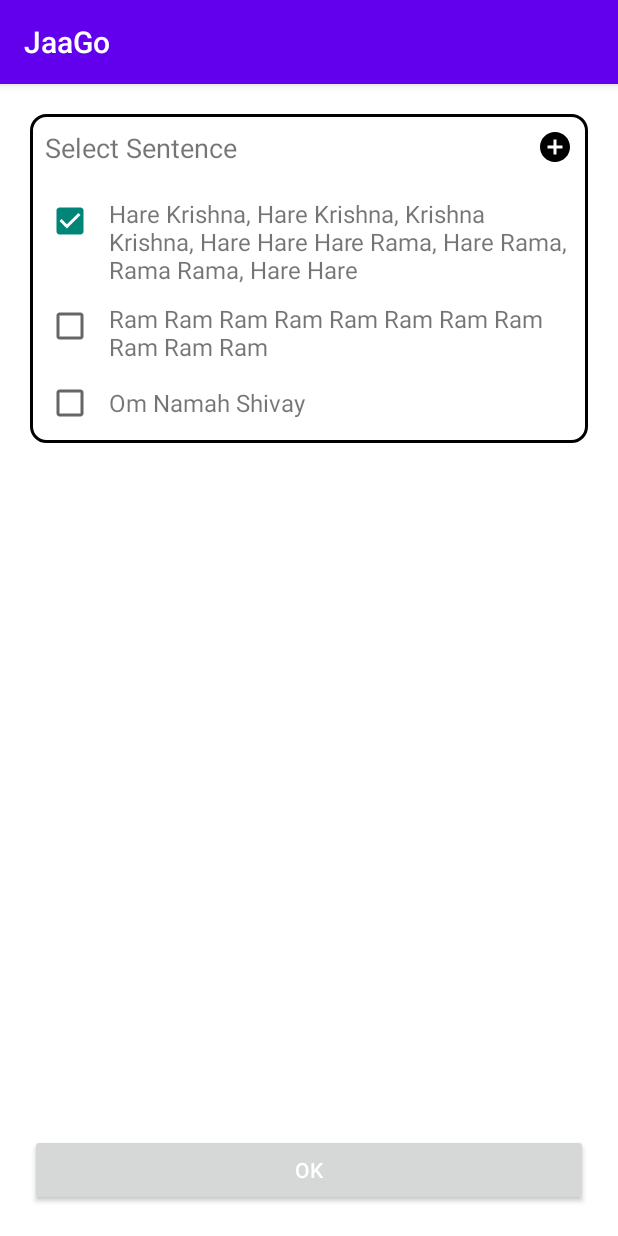
After one commit to ElevativeApps/Jaago, an Android app: the TypingPuzzle screen opened directly, with no data from a screen before it, on a phone screen of 412 x 824 dp. The commit adds this screen. Run offline under Robolectric (Android 15) with nearby library versions, the phone set to English and light mode, and no system bars.

Commit message:
TYping activity

```diff
--- a/app/src/main/AndroidManifest.xml
+++ b/app/src/main/AndroidManifest.xml
@@ -24,6 +24,12 @@
         android:supportsRtl="true"
         android:theme="@style/AppTheme"
         tools:targetApi="31">
+        <activity
+            android:name=".screens.typing.TypingActivity"
+            android:exported="false" />
+        <activity
+            android:name=".screens.typing.TypingPuzzle"
+            android:exported="false" />
         <activity
             android:name=".screens.shake.ShakeActivity"
             android:exported="false" />
--- a/app/src/main/java/com/example/jaago/model/AlarmItem.kt
+++ b/app/src/main/java/com/example/jaago/model/AlarmItem.kt
@@ -4,7 +4,7 @@ import java.text.SimpleDateFormat
 import java.util.*
 
 data class AlarmItem(val id: Long, var time: String, var selectedDays: List<String>, var isChecked: Boolean ,
-                     var puzzleType: String? , var seekBarDifficulty: String?, var repetitions: Int? , var shakeRepetitions: Int? ){
+                     var puzzleType: String? , var seekBarDifficulty: String?, var repetitions: Int? , var shakeRepetitions: Int? , var selectedSentence: String? ){
     val formattedTime: String
         get() {
             val parsedTime = SimpleDateFormat("HH:mm", Locale.getDefault()).parse(time)
--- /dev/null
+++ b/app/src/main/java/com/example/jaago/model/SentenceItem.kt
@@ -0,0 +1,3 @@
+package com.example.jaago.model
+
+data class SentenceItem (val text: String , var isSelected: Boolean = false )
--- a/app/src/main/java/com/example/jaago/screens/alarm/AlarmDbHelper.kt
+++ b/app/src/main/java/com/example/jaago/screens/alarm/AlarmDbHelper.kt
@@ -9,7 +9,7 @@ class AlarmDbHelper(context: Context) : SQLiteOpenHelper(context, DATABASE_NAME,
 
     companion object {
         const val DATABASE_NAME = "alarm_database"
-        const val DATABASE_VERSION = 10
+        const val DATABASE_VERSION = 11
 
         const val TABLE_NAME = "alarms"
         const val COLUMN_ID = "_id"
@@ -20,6 +20,7 @@ class AlarmDbHelper(context: Context) : SQLiteOpenHelper(context, DATABASE_NAME,
         const val COLUMN_REPETITIONS = "repetitions"
         const val COLUMN_SEEK_BAR_VALUE = "seek_bar_value"
         const val COLUMN_SHAKE_REPETITIONS = "shake_repetitions"
+        const val COLUMN_SELECTED_SENTENCE = "selected_sentence"
     }
 
     // Create the alarms table
@@ -33,6 +34,7 @@ class AlarmDbHelper(context: Context) : SQLiteOpenHelper(context, DATABASE_NAME,
             $COLUMN_REPETITIONS INTEGER,
             $COLUMN_SEEK_BAR_VALUE TEXT,
             $COLUMN_SHAKE_REPETITIONS INTEGER,
+            $COLUMN_SELECTED_SENTENCE TEXT,
             UNIQUE ($COLUMN_TIME, $COLUMN_SELECTED_DAYS)
         )
     """.trimIndent()
--- /dev/null
+++ b/app/src/main/java/com/example/jaago/screens/typing/SentenceAdapter.kt
@@ -0,0 +1,51 @@
+package com.example.jaago.screens.typing
+
+import android.view.LayoutInflater
+import android.view.View
+import android.view.ViewGroup
+import android.widget.CheckBox
+import android.widget.TextView
+import androidx.recyclerview.widget.RecyclerView
+import com.example.jaago.R
+import com.example.jaago.model.SentenceItem
+
+class SentenceAdapter(private val sentences: List<SentenceItem>) :
+    RecyclerView.Adapter<SentenceAdapter.ViewHolder>() {
+
+    inner class ViewHolder(itemView: View) : RecyclerView.ViewHolder(itemView)
+
+    override fun onCreateViewHolder(parent: ViewGroup, viewType: Int): ViewHolder {
+        val view = LayoutInflater.from(parent.context)
+            .inflate(R.layout.item_sentence, parent, false)
+        return ViewHolder(view)
+    }
+
+    override fun onBindViewHolder(holder: ViewHolder, position: Int) {
+        val sentence = sentences[position]
+        val checkbox: CheckBox = holder.itemView.findViewById(R.id.checkbox)
+        val textView: TextView = holder.itemView.findViewById(R.id.textview)
+
+        // Set the text for the sentence
+        textView.text = sentence.text
+        checkbox.isChecked = sentence.isSelected
+
+        checkbox.setOnClickListener {
+            // Update the isSelected property
+            sentence.isSelected = checkbox.isChecked
+
+            // If the checkbox is checked, uncheck other checkboxes
+            if (checkbox.isChecked) {
+                for (i in sentences.indices) {
+                    if (i != position) {
+                        sentences[i].isSelected = false
+                    }
+                }
+                notifyDataSetChanged() // Notify the adapter to update the UI
+            }
+        }
+    }
+
+    override fun getItemCount(): Int {
+        return sentences.size
+    }
+}
--- /dev/null
+++ b/app/src/main/java/com/example/jaago/screens/typing/TypingPuzzle.kt
@@ -0,0 +1,97 @@
+package com.example.jaago.screens.typing
+
+import android.app.Activity
+import android.app.Dialog
+import android.content.Intent
+import androidx.appcompat.app.AppCompatActivity
+import android.os.Bundle
+import android.widget.Button
+import android.widget.EditText
+import android.widget.ImageView
+import androidx.recyclerview.widget.LinearLayoutManager
+import androidx.recyclerview.widget.RecyclerView
+import com.example.jaago.R
+import com.example.jaago.model.SentenceItem
+import com.example.jaago.screens.shake.ShakePuzzle
+
+class TypingPuzzle : AppCompatActivity() {
+    private val sentencesList = mutableListOf<SentenceItem>()
+    private var defaultSentencesList = mutableListOf<SentenceItem>()
+    private lateinit var recyclerView: RecyclerView
+    private lateinit var adapter: SentenceAdapter
+    private lateinit var btnOk : Button
+    override fun onCreate(savedInstanceState: Bundle?) {
+        super.onCreate(savedInstanceState)
+        setContentView(R.layout.activity_typing_puzzle)
+        val addButton: ImageView = findViewById(R.id.iv_add)
+        recyclerView = findViewById(R.id.rv_sentences)
+        btnOk = findViewById(R.id.btn_ok)
+        adapter = SentenceAdapter(sentencesList)
+        recyclerView.adapter = adapter
+        recyclerView.layoutManager = LinearLayoutManager(this)
+        defaultSentencesList = mutableListOf(
+            SentenceItem("Hare Krishna, Hare Krishna, Krishna Krishna, Hare Hare Hare Rama, Hare Rama, Rama Rama, Hare Hare") ,
+            SentenceItem("Ram Ram Ram Ram Ram Ram Ram Ram Ram Ram Ram") ,
+            SentenceItem("Om Namah Shivay")
+        )
+
+        addButton.setOnClickListener {
+            showAddSentenceDialog()
+        }
+
+        btnOk.setOnClickListener {
+            val selectedText = getSelectedSentence()
+            val resultIntent = Intent()
+            resultIntent.putExtra(EXTRA_SENTENCE, selectedText)
+            resultIntent.putExtra(EXTRA_PUZZLE, "TYPING_PUZZLE")
+            setResult(Activity.RESULT_OK, resultIntent)
+            finish()
+        }
+    }
+    private fun showAddSentenceDialog() {
+        val dialog = Dialog(this)
+        dialog.setContentView(R.layout.dialog_add_sentence)
+
+        val etSentence: EditText = dialog.findViewById(R.id.etSentence)
+        val btnAdd: Button = dialog.findViewById(R.id.btnAdd)
+
+        btnAdd.setOnClickListener {
+            val sentenceText = etSentence.text.toString().trim()
+
+            if (sentenceText.isNotEmpty()) {
+                val sentence = SentenceItem(sentenceText)
+                sentencesList.add(sentence)
+                // Dismiss the dialog
+                adapter.notifyDataSetChanged()
+                dialog.dismiss()
+            } else {
+                // Show an error message if the input is empty
+                etSentence.error = "Enter a sentence"
+            }
+        }
+
+        // Show the dialog
+        dialog.show()
+    }
+    private fun getSelectedSentence(): String? {
+        for (sentence in sentencesList) {
+            if (sentence.isSelected) {
+                return sentence.text
+            }
+        }
+        return null
+    }
+    override fun onResume() {
+        super.onResume()
+        sentencesList.clear()
+        sentencesList.addAll(defaultSentencesList)
+        if (sentencesList.isNotEmpty()) {
+            sentencesList[0].isSelected = true
+        }
+        adapter.notifyDataSetChanged()
+    }
+    companion object {
+        const val EXTRA_SENTENCE = "extra_sentence"
+        const val EXTRA_PUZZLE = "extra_typing_puzzle"
+    }
+}
--- /dev/null
+++ b/app/src/main/res/drawable/ic_add_circle.xml
@@ -0,0 +1,5 @@
+<vector android:height="24dp" android:tint="#000000"
+    android:viewportHeight="24" android:viewportWidth="24"
+    android:width="24dp" xmlns:android="http://schemas.android.com/apk/res/android">
+    <path android:fillColor="@android:color/white" android:pathData="M12,2C6.48,2 2,6.48 2,12s4.48,10 10,10 10,-4.48 10,-10S17.52,2 12,2zM17,13h-4v4h-2v-4L7,13v-2h4L11,7h2v4h4v2z"/>
+</vector>
--- /dev/null
+++ b/app/src/main/res/layout/activity_typing_puzzle.xml
@@ -0,0 +1,49 @@
+<?xml version="1.0" encoding="utf-8"?>
+<RelativeLayout xmlns:android="http://schemas.android.com/apk/res/android"
+    xmlns:app="http://schemas.android.com/apk/res-auto"
+    xmlns:tools="http://schemas.android.com/tools"
+    android:layout_width="match_parent"
+    android:layout_height="match_parent"
+    tools:context=".screens.typing.TypingPuzzle">
+
+    <LinearLayout
+        android:layout_width="match_parent"
+        android:layout_height="wrap_content"
+        android:orientation="vertical"
+        android:background="@drawable/bg_item_alarm"
+        android:layout_margin="20dp">
+        <LinearLayout
+            android:layout_width="match_parent"
+            android:layout_height="wrap_content"
+            android:orientation="horizontal"
+            android:padding="10dp">
+            <TextView
+                android:layout_width="0dp"
+                android:layout_height="wrap_content"
+                android:layout_weight="1"
+                android:text="Select Sentence"
+                android:textSize="18sp"/>
+            <ImageView
+                android:id="@+id/iv_add"
+                android:layout_width="wrap_content"
+                android:layout_height="wrap_content"
+                android:src="@drawable/ic_add_circle"/>
+        </LinearLayout>
+
+        <androidx.recyclerview.widget.RecyclerView
+            android:id="@+id/rv_sentences"
+            android:layout_width="match_parent"
+            android:layout_height="match_parent"
+            android:layout_margin="5dp"/>
+
+    </LinearLayout>
+    <Button
+        android:id="@+id/btn_ok"
+        android:layout_width="match_parent"
+        android:layout_height="wrap_content"
+        android:layout_alignParentBottom="true"
+        android:layout_centerHorizontal="true"
+        android:layout_margin="20dp"
+        android:text="OK"
+        android:visibility="visible"/>
+</RelativeLayout>
--- /dev/null
+++ b/app/src/main/res/layout/item_sentence.xml
@@ -0,0 +1,23 @@
+<?xml version="1.0" encoding="utf-8"?>
+<RelativeLayout xmlns:android="http://schemas.android.com/apk/res/android"
+    android:layout_width="match_parent"
+    android:layout_height="wrap_content">
+    <LinearLayout
+        android:layout_width="match_parent"
+        android:layout_height="wrap_content"
+        android:orientation="horizontal"
+        android:layout_margin="5dp">
+        <CheckBox
+            android:id="@+id/checkbox"
+            android:layout_width="wrap_content"
+            android:layout_height="wrap_content"
+            android:layout_marginEnd="10dp"/>
+        <TextView
+            android:id="@+id/textview"
+            android:layout_width="wrap_content"
+            android:layout_height="wrap_content"
+            android:text="Test sentence"
+            android:textSize="16sp"
+            android:layout_gravity="center"/>
+    </LinearLayout>
+</RelativeLayout>
```
Also changed, not shown: app/src/main/java/com/example/jaago/screens/alarm/AddAlarm.kt (+13 -6 lines), app/src/main/java/com/example/jaago/screens/typing/TypingActivity.kt (added, +52 -0 lines), app/src/main/res/layout/activity_typing.xml (added, +34 -0 lines), app/src/main/res/layout/dialog_add_sentence.xml (added, +23 -0 lines).
